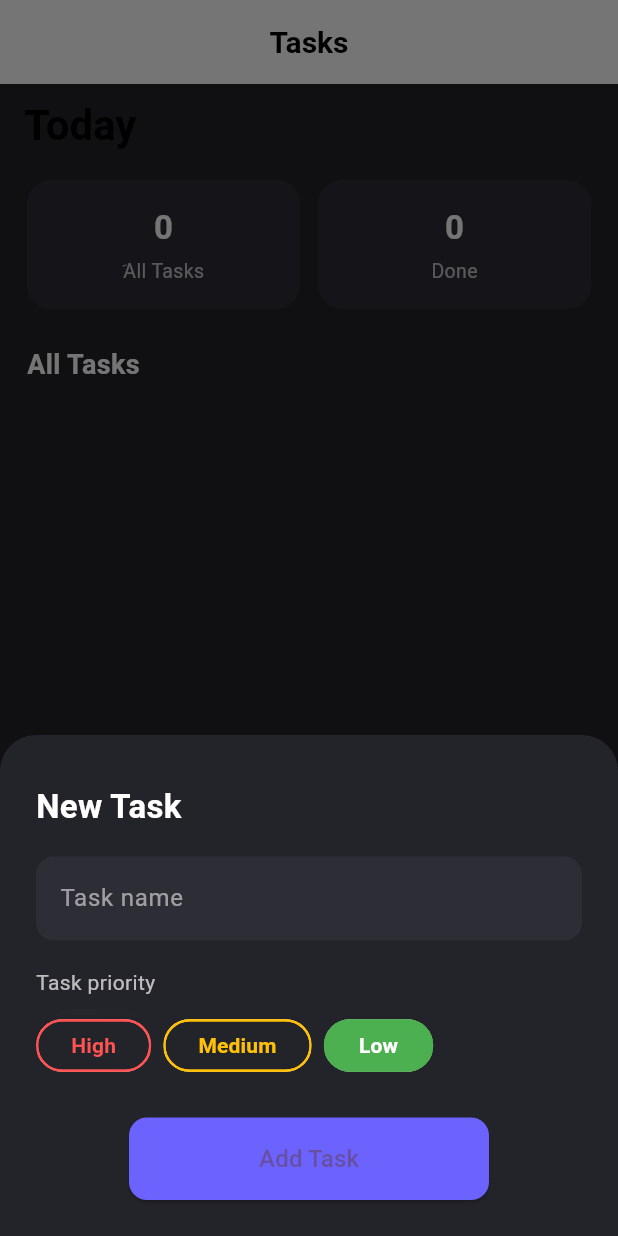
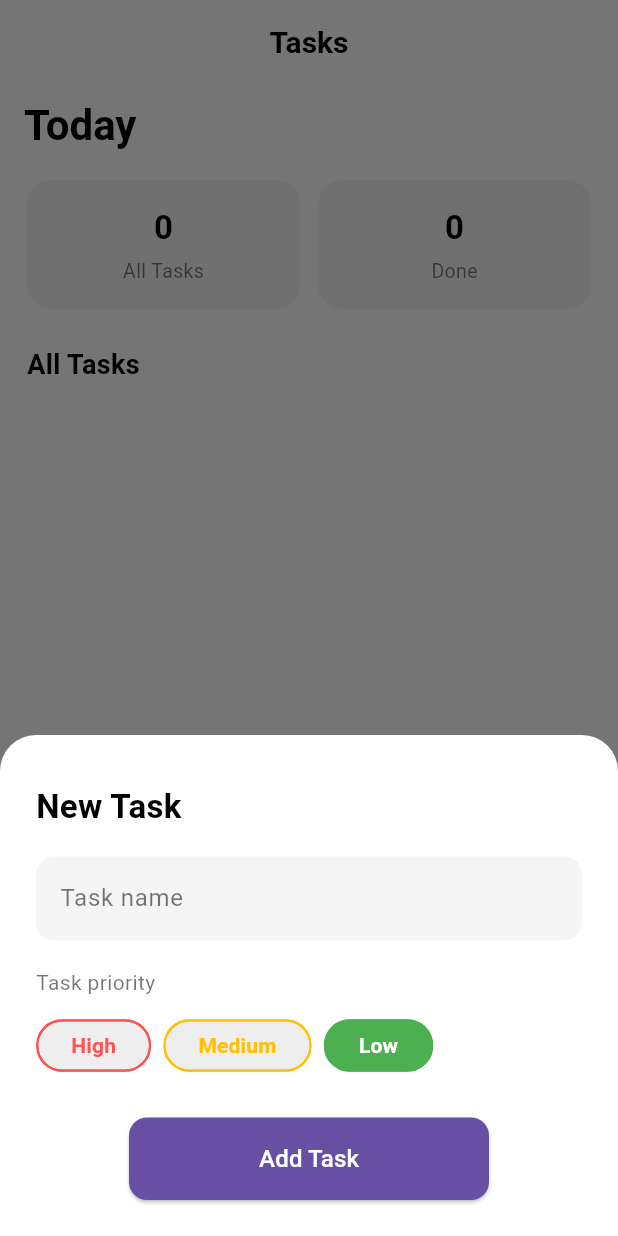
Before and after one commit to shahriaarrr/Tomodoro, a Flutter app: the screen it shows after launch, item 2 of the bottom bar chosen, after a tap on "Add new task", on a phone screen of 412 x 824 dp. Run offline on Flutter 3.47's test engine with Material 3 defaults, Android fonts, the phone set to English and light mode, and no system bars; our stand-ins replace flutter_riverpod.

Commit message:
fixed tasks page dark mode theme

```diff
--- a/lib/pages/home.dart
+++ b/lib/pages/home.dart
@@ -102,7 +102,7 @@ class _MyHomePageState extends ConsumerState<MyHomePage> {
         child: Column(
           crossAxisAlignment: CrossAxisAlignment.center,
           children: [
-            const SizedBox(height: 90),
+            const SizedBox(height: 50),
             SizedBox(
               width: 220,
               height: 220,
--- a/lib/pages/tasks.dart
+++ b/lib/pages/tasks.dart
@@ -25,14 +25,21 @@ class TasksPage extends ConsumerWidget {
     final completed = tasks.where((t) => t.isDone).toList();
     final active = tasks.where((t) => !t.isDone).toList();
 
+    final theme = Theme.of(context);
+    final isDark = theme.brightness == Brightness.dark;
+
     return Scaffold(
-      backgroundColor: const Color(0xFF23232A),
+      backgroundColor: theme.scaffoldBackgroundColor,
       appBar: AppBar(
         backgroundColor: Colors.transparent,
         elevation: 0,
-        title: const Text(
+        title: Text(
           'Today',
-          style: TextStyle(fontSize: 28, fontWeight: FontWeight.bold),
+          style: TextStyle(
+            fontSize: 28,
+            fontWeight: FontWeight.bold,
+            color: theme.appBarTheme.titleTextStyle?.color,
+          ),
         ),
         centerTitle: false,
       ),
@@ -44,18 +51,18 @@ class TasksPage extends ConsumerWidget {
             // Header
             Row(
               children: [
-                _InfoCard(title: "َAll Tasks", value: "${active.length}"),
+                _InfoCard(title: "All Tasks", value: "${active.length}"),
                 const SizedBox(width: 12),
                 _InfoCard(title: "Done", value: "${completed.length}"),
               ],
             ),
             const SizedBox(height: 24),
-            const Text(
+            Text(
               "All Tasks",
               style: TextStyle(
                 fontSize: 18,
                 fontWeight: FontWeight.bold,
-                color: Colors.white,
+                color: isDark ? Colors.white : Colors.black,
               ),
             ),
             const SizedBox(height: 8),
@@ -79,10 +86,10 @@ class TasksPage extends ConsumerWidget {
                   ),
                   if (completed.isNotEmpty) ...[
                     const SizedBox(height: 18),
-                    const Text(
+                    Text(
                       "Completed",
                       style: TextStyle(
-                        color: Colors.white70,
+                        color: isDark ? Colors.white70 : Colors.black54,
                         fontWeight: FontWeight.bold,
                       ),
                     ),
@@ -108,6 +115,7 @@ class TasksPage extends ConsumerWidget {
                 child: ElevatedButton.icon(
                   style: ElevatedButton.styleFrom(
                     backgroundColor: const Color(0xFF6C63FF),
+                    foregroundColor: Colors.white,
                     shape: RoundedRectangleBorder(
                       borderRadius: BorderRadius.circular(12),
                     ),
@@ -122,7 +130,7 @@ class TasksPage extends ConsumerWidget {
                       () => showModalBottomSheet(
                         context: context,
                         isScrollControlled: true,
-                        backgroundColor: const Color(0xFF23232A),
+                        backgroundColor: theme.scaffoldBackgroundColor,
                         shape: const RoundedRectangleBorder(
                           borderRadius: BorderRadius.vertical(
                             top: Radius.circular(24),
@@ -158,8 +166,11 @@ class _TaskTile extends StatelessWidget {
 
   @override
   Widget build(BuildContext context) {
+    final theme = Theme.of(context);
+    final isDark = theme.brightness == Brightness.dark;
+
     return Card(
-      color: const Color(0xFF2D2D36),
+      color: theme.cardColor,
       margin: const EdgeInsets.symmetric(vertical: 6),
       shape: RoundedRectangleBorder(borderRadius: BorderRadius.circular(16)),
       child: ListTile(
@@ -167,7 +178,7 @@ class _TaskTile extends StatelessWidget {
         title: Text(
           task.content,
           style: TextStyle(
-            color: Colors.white,
+            color: isDark ? Colors.white : Colors.black,
             decoration: completed ? TextDecoration.lineThrough : null,
           ),
         ),
@@ -197,28 +208,34 @@ class _InfoCard extends StatelessWidget {
 
   @override
   Widget build(BuildContext context) {
+    final theme = Theme.of(context);
+    final isDark = theme.brightness == Brightness.dark;
+
     return Expanded(
       child: Container(
         margin: const EdgeInsets.only(top: 8),
         padding: const EdgeInsets.symmetric(vertical: 16, horizontal: 12),
         decoration: BoxDecoration(
-          color: const Color(0xFF2D2D36),
+          color: theme.cardColor,
           borderRadius: BorderRadius.circular(16),
         ),
         child: Column(
           children: [
             Text(
               value,
-              style: const TextStyle(
+              style: TextStyle(
                 fontSize: 22,
-                color: Colors.white,
+                color: isDark ? Colors.white : Colors.black,
                 fontWeight: FontWeight.bold,
               ),
             ),
             const SizedBox(height: 4),
             Text(
               title,
-              style: const TextStyle(fontSize: 13, color: Colors.white70),
+              style: TextStyle(
+                fontSize: 13,
+                color: isDark ? Colors.white70 : Colors.black54,
+              ),
             ),
           ],
         ),
@@ -240,6 +257,9 @@ class _AddTaskSheetState extends ConsumerState<_AddTaskSheet> {
 
   @override
   Widget build(BuildContext context) {
+    final theme = Theme.of(context);
+    final isDark = theme.brightness == Brightness.dark;
+
     return Padding(
       padding: EdgeInsets.only(
         left: 24,
@@ -251,23 +271,25 @@ class _AddTaskSheetState extends ConsumerState<_AddTaskSheet> {
         mainAxisSize: MainAxisSize.min,
         crossAxisAlignment: CrossAxisAlignment.start,
         children: [
-          const Text(
+          Text(
             "New Task",
             style: TextStyle(
               fontSize: 22,
               fontWeight: FontWeight.bold,
-              color: Colors.white,
+              color: isDark ? Colors.white : Colors.black,
             ),
           ),
           const SizedBox(height: 18),
           TextField(
             controller: _controller,
-            style: const TextStyle(color: Colors.white),
+            style: TextStyle(color: isDark ? Colors.white : Colors.black),
             decoration: InputDecoration(
               hintText: "Task name",
-              hintStyle: const TextStyle(color: Colors.white54),
+              hintStyle: TextStyle(
+                color: isDark ? Colors.white54 : Colors.black54,
+              ),
               filled: true,
-              fillColor: const Color(0xFF2D2D36),
+              fillColor: theme.cardColor,
               border: OutlineInputBorder(
                 borderRadius: BorderRadius.circular(12),
                 borderSide: BorderSide.none,
@@ -275,7 +297,10 @@ class _AddTaskSheetState extends ConsumerState<_AddTaskSheet> {
             ),
           ),
           const SizedBox(height: 18),
-          const Text("Task priority", style: TextStyle(color: Colors.white70)),
+          Text(
+            "Task priority",
+            style: TextStyle(color: isDark ? Colors.white70 : Colors.black54),
+          ),
           const SizedBox(height: 8),
           Row(
             children: [
@@ -307,7 +332,8 @@ class _AddTaskSheetState extends ConsumerState<_AddTaskSheet> {
               width: 240,
               child: ElevatedButton(
                 style: ElevatedButton.styleFrom(
-                  backgroundColor: const Color(0xFF6C63FF),
+                  backgroundColor: theme.primaryColor,
+                  foregroundColor: Colors.white,
                   shape: RoundedRectangleBorder(
                     borderRadius: BorderRadius.circular(12),
                   ),
@@ -345,6 +371,9 @@ class _PriorityChip extends StatelessWidget {
 
   @override
   Widget build(BuildContext context) {
+    final theme = Theme.of(context);
+    final isDark = theme.brightness == Brightness.dark;
+
     return GestureDetector(
       onTap: onTap,
       child: ClipRRect(
@@ -362,7 +391,10 @@ class _PriorityChip extends StatelessWidget {
                 fontWeight: FontWeight.w600,
               ),
             ),
-            backgroundColor: selected ? color : const Color(0xFF23232A),
+            backgroundColor:
+                selected
+                    ? color
+                    : (isDark ? const Color(0xFF23232A) : Colors.grey[200]),
             shape: StadiumBorder(side: BorderSide(color: color, width: 1.5)),
             padding: const EdgeInsets.symmetric(horizontal: 14, vertical: 6),
           ),
```
